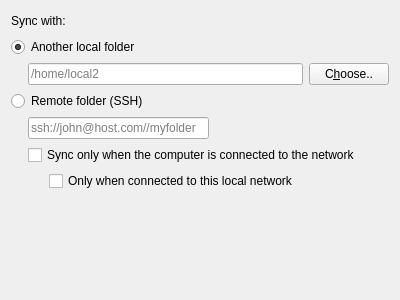
nextcloud/desktop, file src/mirall/folderwizardtargetpage.ui: the form before one commit.
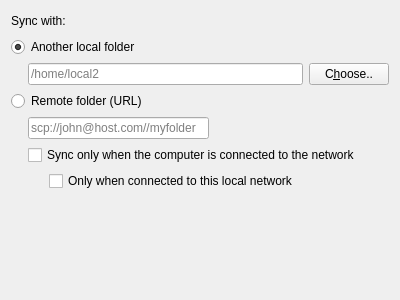
The form after the commit.

Diff of the .ui file:
```diff
--- a/src/mirall/folderwizardtargetpage.ui
+++ b/src/mirall/folderwizardtargetpage.ui
@@ -85,7 +85,7 @@
    <item>
     <widget class="QRadioButton" name="sshFolderRadioBtn">
      <property name="text">
-      <string>Remote folder (SSH)</string>
+      <string>Remote folder (URL)</string>
      </property>
     </widget>
    </item>
@@ -110,7 +110,7 @@
      <item>
       <widget class="QLineEdit" name="sshFolderLineEdit">
        <property name="placeholderText">
-        <string>ssh://john@host.com//myfolder</string>
+        <string>scp://john@host.com//myfolder</string>
        </property>
       </widget>
      </item>
```
Left out of the diff: 4 changed lines with no effect on the pictures.
